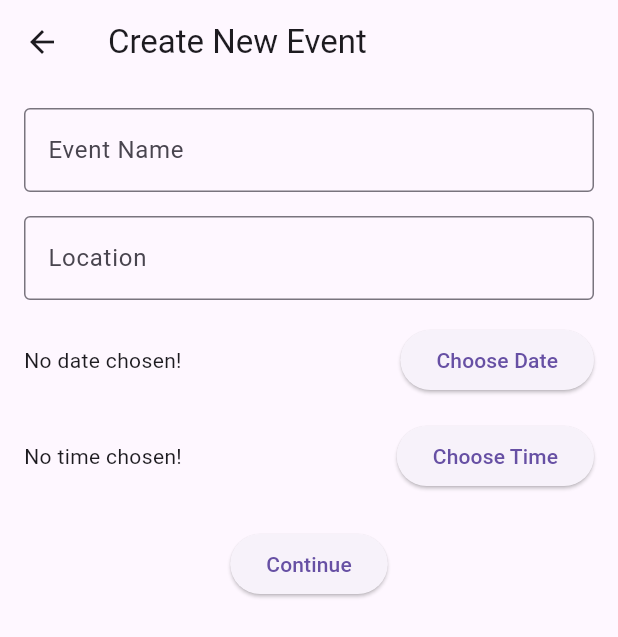
After one commit to isaaciguess/Capstone-Frontend, a Flutter app: the HomePage screen opened directly, after a tap on "Create New Event", on a phone screen of 412 x 824 dp. The commit adds this screen. Shown: the top 637 px of the screen. Run offline on Flutter 3.47's test engine with Material 3 defaults, Android fonts, the phone set to English and light mode, and no system bars.

Commit message:
the basic functionalities

```diff
--- a/analysis_options.yaml
+++ b/analysis_options.yaml
@@ -7,6 +7,9 @@
 
 # The following line activates a set of recommended lints for Flutter apps,
 # packages, and plugins designed to encourage good coding practices.
+analyzer:
+  errors:
+    file_names: ignore
 include: package:flutter_lints/flutter.yaml
 
 linter:
--- /dev/null
+++ b/lib/OD_main.dart
@@ -0,0 +1,45 @@
+import 'package:first_app/create_event_page..dart';
+import 'package:flutter/material.dart';
+import 'create_event_page.dart';
+
+void main() {
+  runApp(const MyApp());
+}
+
+class MyApp extends StatelessWidget {
+  const MyApp({Key? key}) : super(key: key);
+
+  @override
+  Widget build(BuildContext context) {
+    return MaterialApp(
+      title: 'Event App',
+      theme: ThemeData(primarySwatch: Colors.blue),
+      home: const HomePage(),
+    );
+  }
+}
+
+class HomePage extends StatelessWidget {
+  const HomePage({Key? key}) : super(key: key);
+
+  @override
+  Widget build(BuildContext context) {
+    return Scaffold(
+      appBar: AppBar(
+        title: const Text('Your Events'),
+      ),
+      body: Center(
+        child: ElevatedButton(
+          onPressed: () {
+            // Navigate to the Create Event page
+            Navigator.push(
+              context,
+              MaterialPageRoute(builder: (context) => const CreateEventPage()),
+            );
+          },
+          child: const Text('Create New Event'),
+        ),
+      ),
+    );
+  }
+}
--- /dev/null
+++ b/lib/create_event_page..dart
@@ -0,0 +1,152 @@
+import 'package:flutter/material.dart';
+import 'edit_price_information_page.dart';
+
+class CreateEventPage extends StatefulWidget {
+  const CreateEventPage({Key? key}) : super(key: key);
+
+  @override
+  State<CreateEventPage> createState() => _CreateEventPageState();
+}
+
+class _CreateEventPageState extends State<CreateEventPage> {
+  // Controllers for text fields
+  final TextEditingController _eventNameController = TextEditingController();
+  final TextEditingController _locationController = TextEditingController();
+
+  // Variables to store selected date and time
+  DateTime? _selectedDate;
+  TimeOfDay? _selectedTime;
+
+  @override
+  Widget build(BuildContext context) {
+    return Scaffold(
+      appBar: AppBar(
+        title: const Text('Create New Event'),
+      ),
+      body: SingleChildScrollView(
+        padding: const EdgeInsets.all(16.0),
+        child: Column(
+          children: [
+            // Event Name Field
+            TextField(
+              controller: _eventNameController,
+              decoration: const InputDecoration(
+                labelText: 'Event Name',
+                border: OutlineInputBorder(),
+              ),
+            ),
+            const SizedBox(height: 16),
+
+            // Location Field
+            TextField(
+              controller: _locationController,
+              decoration: const InputDecoration(
+                labelText: 'Location',
+                border: OutlineInputBorder(),
+              ),
+            ),
+            const SizedBox(height: 16),
+
+            // Select Date
+            Row(
+              children: [
+                Expanded(
+                  child: Text(
+                    _selectedDate == null
+                        ? 'No date chosen!'
+                        : 'Date: ${_selectedDate!.toLocal()}'.split(' ')[0],
+                  ),
+                ),
+                ElevatedButton(
+                  onPressed: _pickDate,
+                  child: const Text('Choose Date'),
+                ),
+              ],
+            ),
+            const SizedBox(height: 16),
+
+            // Select Time
+            Row(
+              children: [
+                Expanded(
+                  child: Text(
+                    _selectedTime == null
+                        ? 'No time chosen!'
+                        : 'Time: ${_selectedTime!.format(context)}',
+                  ),
+                ),
+                ElevatedButton(
+                  onPressed: _pickTime,
+                  child: const Text('Choose Time'),
+                ),
+              ],
+            ),
+            const SizedBox(height: 24),
+
+            // Continue Button
+            ElevatedButton(
+              onPressed: _onContinue,
+              child: const Text('Continue'),
+            ),
+          ],
+        ),
+      ),
+    );
+  }
+
+  Future<void> _pickDate() async {
+    final DateTime? picked = await showDatePicker(
+      context: context,
+      initialDate: DateTime.now(),
+      firstDate: DateTime(2020),
+      lastDate: DateTime(2030),
+    );
+    if (picked != null) {
+      setState(() {
+        _selectedDate = picked;
+      });
+    }
+  }
+
+  Future<void> _pickTime() async {
+    final TimeOfDay? picked = await showTimePicker(
+      context: context,
+      initialTime: TimeOfDay.now(),
+    );
+    if (picked != null) {
+      setState(() {
+        _selectedTime = picked;
+      });
+    }
+  }
+
+  void _onContinue() {
+    final eventName = _eventNameController.text;
+    final location = _locationController.text;
+    final date = _selectedDate;
+    final time = _selectedTime;
+
+    // Basic validation
+    if (eventName.isEmpty || location.isEmpty || date == null || time == null) {
+      ScaffoldMessenger.of(context).showSnackBar(
+        const SnackBar(
+          content: Text('Please fill out all fields!'),
+        ),
+      );
+      return;
+    }
+
+    // Navigate to the Edit Price Information Page
+    Navigator.push(
+      context,
+      MaterialPageRoute(
+        builder: (context) => EditPriceInformationPage(
+          eventName: eventName,
+          location: location,
+          date: date,
+          time: time,
+        ),
+      ),
+    );
+  }
+}
--- /dev/null
+++ b/lib/create_event_page.dart
@@ -0,0 +1 @@
+// TODO Implement this library.
--- a/lib/main.dart
+++ b/lib/main.dart
@@ -1,4 +1,4 @@
-import 'package:first_app/registration_form_generator.dart';
+import '/registration_form_generator.dart';
 import 'package:flutter/material.dart';
 
 void main() {
```
Also changed, not shown: lib/edit_price_information_page.dart (added, +144 -0 lines), 1 other file.
